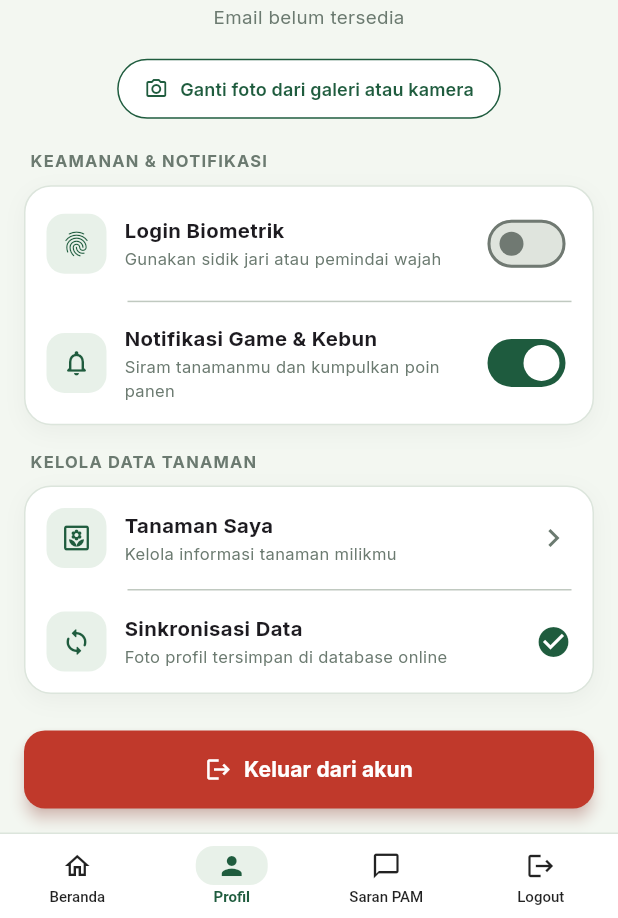
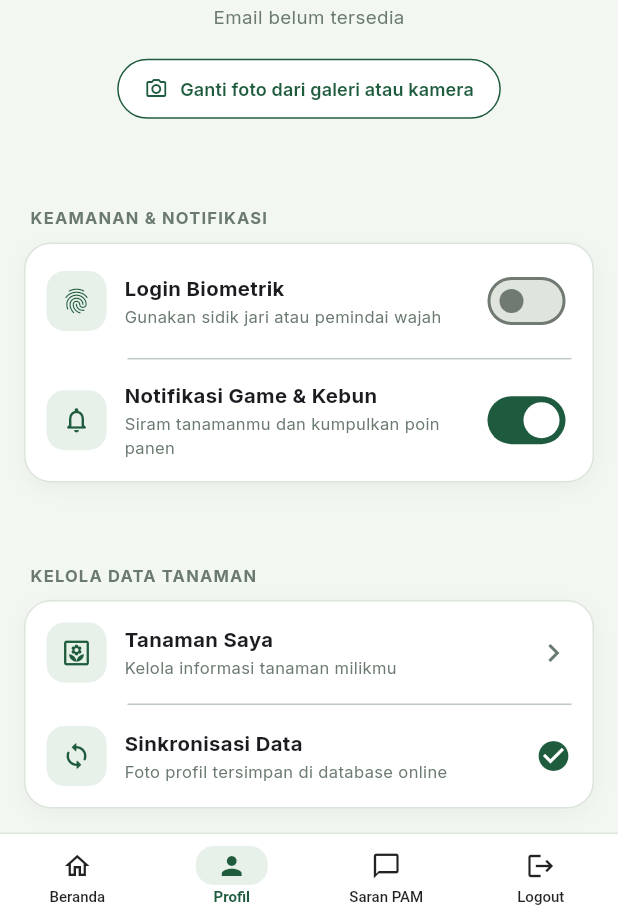
Before and after one commit to Agnaitaansw/AgriSmart_ProjectAkhirMobile, a Flutter app: the ProfilScreen screen opened directly, on a phone screen of 412 x 824 dp, the part 318-1236 px from its top. Run offline on Flutter 3.47's test engine with Material 3 defaults, Android fonts, the phone set to English and light mode, and no system bars; our stand-ins replace flutter_local_notifications, flutter_secure_storage, flutter_timezone, geolocator, google_fonts, image_picker and 6 more; missing offline and left inert: web3dart; accounts and stored records are empty.

Commit message:
hapus logout di profil

```diff
--- a/lib/screens/profil_screen.dart
+++ b/lib/screens/profil_screen.dart
@@ -10,7 +10,6 @@ import '../models/user_model.dart';
 import '../services/auth_service.dart';
 import '../utils/constants.dart';
 import '../widgets/common.dart';
-import 'logout_dialog.dart';
 import 'tanaman_saya_screen.dart';
 
 class ProfilScreen extends StatefulWidget {
@@ -368,8 +367,6 @@ class _ProfilScreenState extends State<ProfilScreen> {
                                 _sectionLabel('KELOLA DATA TANAMAN'),
                                 const SizedBox(height: 8),
                                 _buildDataCard(),
-                                const Spacer(flex: 3),
-                                _buildLogoutButton(),
                               ],
                             ),
                           ),
@@ -662,27 +659,5 @@ class _ProfilScreenState extends State<ProfilScreen> {
     ]);
   }
 
-  Widget _buildLogoutButton() {
-    return ElevatedButton.icon(
-      onPressed: () => showLogoutConfirmation(context),
-      style: ElevatedButton.styleFrom(
-        backgroundColor: const Color(0xFFC0392B),
-        elevation: 4,
-        shadowColor: const Color(0xFFC0392B).withAlpha(120),
-        padding: const EdgeInsets.symmetric(vertical: 16),
-        shape: RoundedRectangleBorder(
-          borderRadius: BorderRadius.circular(14),
-        ),
-      ),
-      icon: const Icon(Icons.logout, color: Colors.white, size: 18),
-      label: const Text(
-        'Keluar dari akun',
-        style: TextStyle(
-          color: Colors.white,
-          fontWeight: FontWeight.bold,
-          fontSize: 14,
-        ),
-      ),
-    );
-  }
+
 }
```
